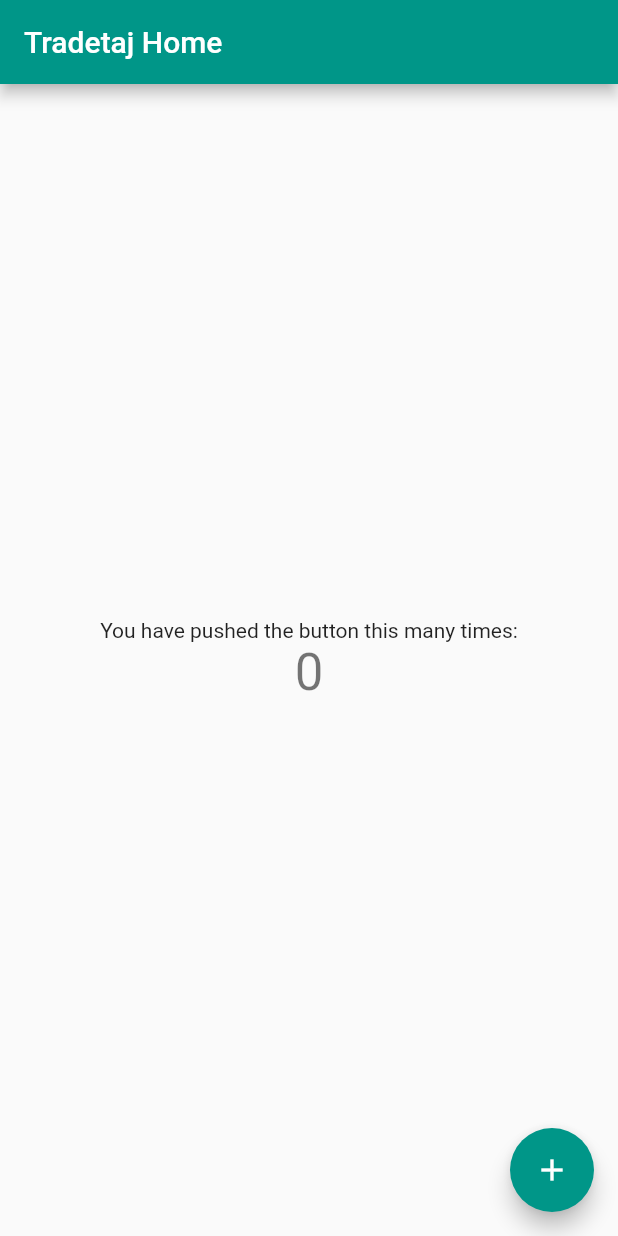
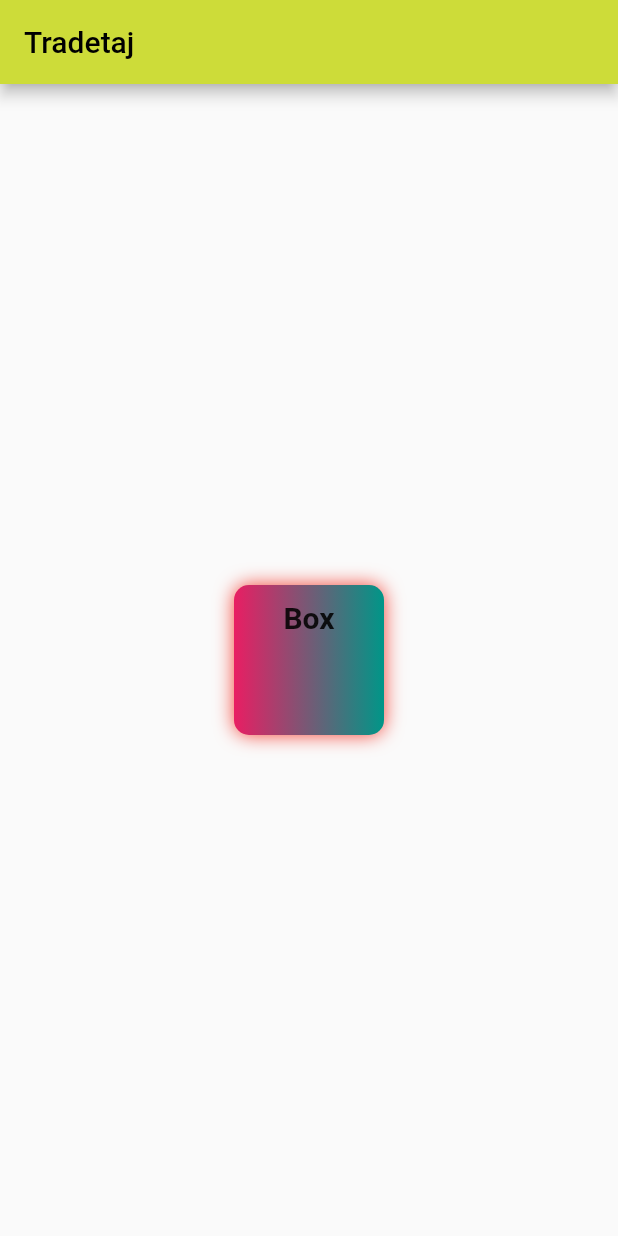
Before and after one commit to zuman/trade-ui, a Flutter app: the screen it shows after launch, on a phone screen of 412 x 824 dp. Run offline on Flutter 3.47's test engine with Material 2 defaults, Android fonts, the phone set to English and light mode, and no system bars.

Commit message:
remove boilerplate code

```diff
--- a/ui/lib/main.dart
+++ b/ui/lib/main.dart
@@ -1,115 +1,37 @@
 import 'package:flutter/material.dart';
 
 void main() {
-  runApp(const MyApp());
+  runApp(MaterialApp(
+      home: const HomePage(), theme: ThemeData(primarySwatch: Colors.lime)));
 }
 
-class MyApp extends StatelessWidget {
-  const MyApp({super.key});
+class HomePage extends StatelessWidget {
+  const HomePage({super.key});
 
-  // This widget is the root of your application.
   @override
   Widget build(BuildContext context) {
-    return MaterialApp(
-      title: 'Tradetaj',
-      theme: ThemeData(
-        // This is the theme of your application.
-        //
-        // Try running your application with "flutter run". You'll see the
-        // application has a blue toolbar. Then, without quitting the app, try
-        // changing the primarySwatch below to Colors.green and then invoke
-        // "hot reload" (press "r" in the console where you ran "flutter run",
-        // or simply save your changes to "hot reload" in a Flutter IDE).
-        // Notice that the counter didn't reset back to zero; the application
-        // is not restarted.
-        primarySwatch: Colors.teal,
+    return Scaffold(
+      appBar: AppBar(title: const Text("Tradetaj")),
+      body: Center(
+        child: Container(
+          padding: const EdgeInsets.all(10),
+          width: 100,
+          height: 100,
+          decoration: BoxDecoration(
+              borderRadius: BorderRadius.circular(10),
+              gradient:
+                  const LinearGradient(colors: [Colors.pink, Colors.teal]),
+              color: Colors.amber,
+              boxShadow: const [
+                BoxShadow(blurRadius: 10, color: Colors.red),
+              ]),
+          child: const Text(
+            "Box",
+            textAlign: TextAlign.center,
+            style: TextStyle(fontSize: 20, fontWeight: FontWeight.bold),
+          ),
+        ),
       ),
-      home: const MyHomePage(title: 'Tradetaj Home'),
     );
   }
 }
-
-class MyHomePage extends StatefulWidget {
-  const MyHomePage({super.key, required this.title});
-
-  // This widget is the home page of your application. It is stateful, meaning
-  // that it has a State object (defined below) that contains fields that affect
-  // how it looks.
-
-  // This class is the configuration for the state. It holds the values (in this
-  // case the title) provided by the parent (in this case the App widget) and
-  // used by the build method of the State. Fields in a Widget subclass are
-  // always marked "final".
-
-  final String title;
-
-  @override
-  State<MyHomePage> createState() => _MyHomePageState();
-}
-
-class _MyHomePageState extends State<MyHomePage> {
-  int _counter = 0;
-
-  void _incrementCounter() {
-    setState(() {
-      // This call to setState tells the Flutter framework that something has
-      // changed in this State, which causes it to rerun the build method below
-      // so that the display can reflect the updated values. If we changed
-      // _counter without calling setState(), then the build method would not be
-      // called again, and so nothing would appear to happen.
-      _counter++;
-    });
-  }
-
-  @override
-  Widget build(BuildContext context) {
-    // This method is rerun every time setState is called, for instance as done
-    // by the _incrementCounter method above.
-    //
-    // The Flutter framework has been optimized to make rerunning build methods
-    // fast, so that you can just rebuild anything that needs updating rather
-    // than having to individually change instances of widgets.
-    return Scaffold(
-      appBar: AppBar(
-        // Here we take the value from the MyHomePage object that was created by
-        // the App.build method, and use it to set our appbar title.
-        title: Text(widget.title),
-      ),
-      body: Center(
-        // Center is a layout widget. It takes a single child and positions it
-        // in the middle of the parent.
-        child: Column(
-          // Column is also a layout widget. It takes a list of children and
-          // arranges them vertically. By default, it sizes itself to fit its
-          // children horizontally, and tries to be as tall as its parent.
-          //
-          // Invoke "debug painting" (press "p" in the console, choose the
-          // "Toggle Debug Paint" action from the Flutter Inspector in Android
-          // Studio, or the "Toggle Debug Paint" command in Visual Studio Code)
-          // to see the wireframe for each widget.
-          //
-          // Column has various properties to control how it sizes itself and
-          // how it positions its children. Here we use mainAxisAlignment to
-          // center the children vertically; the main axis here is the vertical
-          // axis because Columns are vertical (the cross axis would be
-          // horizontal).
-          mainAxisAlignment: MainAxisAlignment.center,
-          children: <Widget>[
-            const Text(
-              'You have pushed the button this many times:',
-            ),
-            Text(
-              '$_counter',
-              style: Theme.of(context).textTheme.headlineMedium,
-            ),
-          ],
-        ),
-      ),
-      floatingActionButton: FloatingActionButton(
-        onPressed: _incrementCounter,
-        tooltip: 'Increment',
-        child: const Icon(Icons.add),
-      ), // This trailing comma makes auto-formatting nicer for build methods.
-    );
-  }
-}
```
Also changed, not shown: 1 other file.
